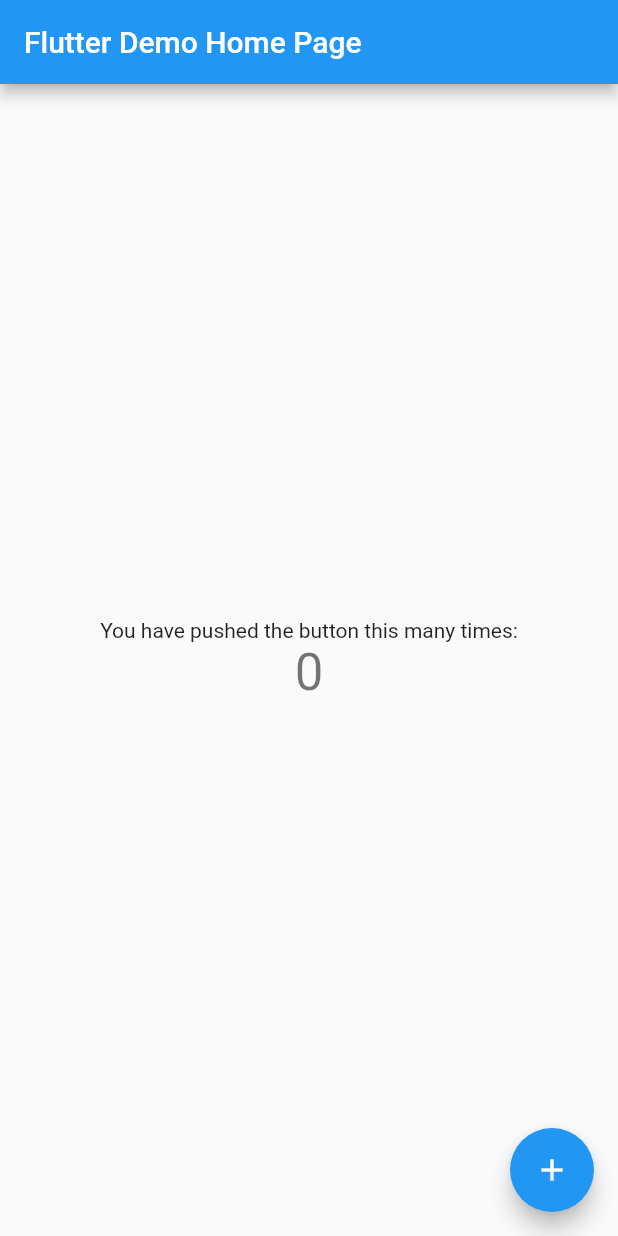
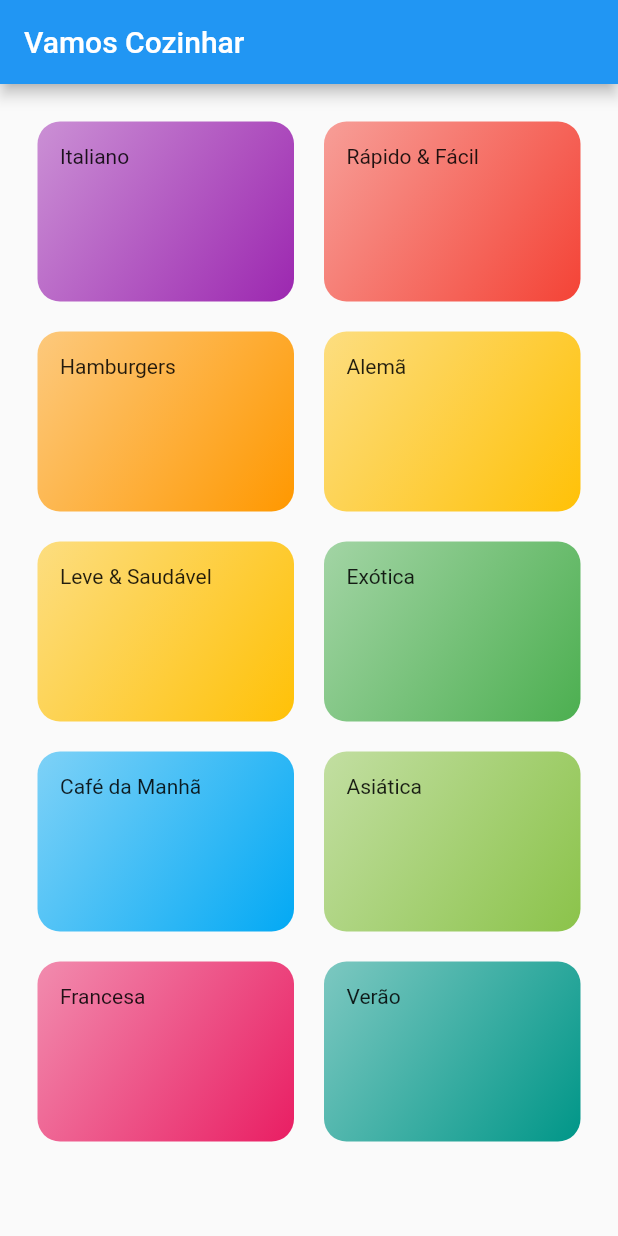
Before and after one commit to davmag91/meals, a Flutter app: the screen it shows after launch, on a phone screen of 412 x 824 dp. Run offline on Flutter 3.47's test engine with Material 2 defaults, Android fonts, the phone set to English and light mode, and no system bars.

Commit message:
add fonts and organize grid

```diff
--- /dev/null
+++ b/lib/components/category_item.dart
@@ -0,0 +1,26 @@
+import 'package:flutter/material.dart';
+
+import '../models/category.dart';
+
+class CategoryItem extends StatelessWidget {
+  final Category? category;
+  const CategoryItem({super.key, this.category});
+
+  @override
+  Widget build(BuildContext context) {
+    return Container(
+      padding: const EdgeInsets.all(15),
+      child: Text(category!.title),
+      decoration: BoxDecoration(
+          borderRadius: BorderRadius.circular(15),
+          gradient: LinearGradient(
+            colors: [
+              category!.color.withOpacity(0.5),
+              category!.color,
+            ],
+            begin: Alignment.topLeft,
+            end: Alignment.bottomRight,
+          )),
+    );
+  }
+}
--- /dev/null
+++ b/lib/data/dummy_data.dart
@@ -0,0 +1,56 @@
+import 'package:flutter/material.dart';
+
+import '../models/category.dart';
+
+const DUMMY_CATEGORIES = const [
+  Category(
+    id: 'c1',
+    title: 'Italiano',
+    color: Colors.purple,
+  ),
+  Category(
+    id: 'c2',
+    title: 'Rápido & Fácil',
+    color: Colors.red,
+  ),
+  Category(
+    id: 'c3',
+    title: 'Hamburgers',
+    color: Colors.orange,
+  ),
+  Category(
+    id: 'c4',
+    title: 'Alemã',
+    color: Colors.amber,
+  ),
+  Category(
+    id: 'c5',
+    title: 'Leve & Saudável',
+    color: Colors.amber,
+  ),
+  Category(
+    id: 'c6',
+    title: 'Exótica',
+    color: Colors.green,
+  ),
+  Category(
+    id: 'c7',
+    title: 'Café da Manhã',
+    color: Colors.lightBlue,
+  ),
+  Category(
+    id: 'c8',
+    title: 'Asiática',
+    color: Colors.lightGreen,
+  ),
+  Category(
+    id: 'c9',
+    title: 'Francesa',
+    color: Colors.pink,
+  ),
+  Category(
+    id: 'c10',
+    title: 'Verão',
+    color: Colors.teal,
+  ),
+];
--- a/lib/main.dart
+++ b/lib/main.dart
@@ -1,115 +1,18 @@
 import 'package:flutter/material.dart';
+import 'package:meals/screens/categories_screen.dart';
 
-void main() {
-  runApp(const MyApp());
-}
+void main() => runApp(const MyApp());
 
 class MyApp extends StatelessWidget {
   const MyApp({super.key});
 
-  // This widget is the root of your application.
   @override
   Widget build(BuildContext context) {
     return MaterialApp(
-      title: 'Flutter Demo',
-      theme: ThemeData(
-        // This is the theme of your application.
-        //
-        // Try running your application with "flutter run". You'll see the
-        // application has a blue toolbar. Then, without quitting the app, try
-        // changing the primarySwatch below to Colors.green and then invoke
-        // "hot reload" (press "r" in the console where you ran "flutter run",
-        // or simply save your changes to "hot reload" in a Flutter IDE).
-        // Notice that the counter didn't reset back to zero; the application
-        // is not restarted.
-        primarySwatch: Colors.blue,
-      ),
-      home: const MyHomePage(title: 'Flutter Demo Home Page'),
-    );
+        title: 'DeliMeals',
+        theme: ThemeData(
+          primarySwatch: Colors.blue,
+        ),
+        home: const CategoriesScreen());
   }
 }
-
-class MyHomePage extends StatefulWidget {
-  const MyHomePage({super.key, required this.title});
-
-  // This widget is the home page of your application. It is stateful, meaning
-  // that it has a State object (defined below) that contains fields that affect
-  // how it looks.
-
-  // This class is the configuration for the state. It holds the values (in this
-  // case the title) provided by the parent (in this case the App widget) and
-  // used by the build method of the State. Fields in a Widget subclass are
-  // always marked "final".
-
-  final String title;
-
-  @override
-  State<MyHomePage> createState() => _MyHomePageState();
-}
-
-class _MyHomePageState extends State<MyHomePage> {
-  int _counter = 0;
-
-  void _incrementCounter() {
-    setState(() {
-      // This call to setState tells the Flutter framework that something has
-      // changed in this State, which causes it to rerun the build method below
-      // so that the display can reflect the updated values. If we changed
-      // _counter without calling setState(), then the build method would not be
-      // called again, and so nothing would appear to happen.
-      _counter++;
-    });
-  }
-
-  @override
-  Widget build(BuildContext context) {
-    // This method is rerun every time setState is called, for instance as done
-    // by the _incrementCounter method above.
-    //
-    // The Flutter framework has been optimized to make rerunning build methods
-    // fast, so that you can just rebuild anything that needs updating rather
-    // than having to individually change instances of widgets.
-    return Scaffold(
-      appBar: AppBar(
-        // Here we take the value from the MyHomePage object that was created by
-        // the App.build method, and use it to set our appbar title.
-        title: Text(widget.title),
-      ),
-      body: Center(
-        // Center is a layout widget. It takes a single child and positions it
-        // in the middle of the parent.
-        child: Column(
-          // Column is also a layout widget. It takes a list of children and
-          // arranges them vertically. By default, it sizes itself to fit its
-          // children horizontally, and tries to be as tall as its parent.
-          //
-          // Invoke "debug painting" (press "p" in the console, choose the
-          // "Toggle Debug Paint" action from the Flutter Inspector in Android
-          // Studio, or the "Toggle Debug Paint" command in Visual Studio Code)
-          // to see the wireframe for each widget.
-          //
-          // Column has various properties to control how it sizes itself and
-          // how it positions its children. Here we use mainAxisAlignment to
-          // center the children vertically; the main axis here is the vertical
-          // axis because Columns are vertical (the cross axis would be
-          // horizontal).
-          mainAxisAlignment: MainAxisAlignment.center,
-          children: <Widget>[
-            const Text(
-              'You have pushed the button this many times:',
-            ),
-            Text(
-              '$_counter',
-              style: Theme.of(context).textTheme.headlineMedium,
-            ),
-          ],
-        ),
-      ),
-      floatingActionButton: FloatingActionButton(
-        onPressed: _incrementCounter,
-        tooltip: 'Increment',
-        child: const Icon(Icons.add),
-      ), // This trailing comma makes auto-formatting nicer for build methods.
-    );
-  }
-}
--- /dev/null
+++ b/lib/models/category.dart
@@ -0,0 +1,13 @@
+import 'package:flutter/material.dart';
+
+class Category {
+  final String id;
+  final String title;
+  final Color color;
+
+  const Category({
+    required this.id,
+    required this.title,
+    this.color = Colors.orange,
+  });
+}
--- /dev/null
+++ b/lib/screens/categories_screen.dart
@@ -0,0 +1,32 @@
+import 'package:flutter/material.dart';
+import 'package:flutter/src/widgets/framework.dart';
+import '../components/category_item.dart';
+import '../data/dummy_data.dart';
+
+class CategoriesScreen extends StatelessWidget {
+  const CategoriesScreen({super.key});
+
+  @override
+  Widget build(BuildContext context) {
+    return Scaffold(
+      appBar: AppBar(
+        title: const Text('Vamos Cozinhar'),
+      ),
+      body: GridView(
+        padding: const EdgeInsets.all(25),
+        gridDelegate: const SliverGridDelegateWithMaxCrossAxisExtent(
+          maxCrossAxisExtent: 200,
+          childAspectRatio: 3 / 2,
+          crossAxisSpacing: 20,
+          mainAxisSpacing: 20,
+          mainAxisExtent: 120,
+        ),
+        children: DUMMY_CATEGORIES.map((category) {
+          return CategoryItem(
+            category: category,
+          );
+        }).toList(),
+      ),
+    );
+  }
+}
```
Also changed, not shown: pubspec.yaml (+17 -6 lines), assets/fonts/Raleway-Black.ttf (added), assets/fonts/Raleway-Bold.ttf (added), assets/fonts/Raleway-Regular.ttf (added), assets/fonts/RobotoCondensed-Bold.ttf (added), assets/fonts/RobotoCondensed-Italic.ttf (added), assets/fonts/RobotoCondensed-Light.ttf (added), assets/fonts/RobotoCondensed-Regular.ttf (added).
